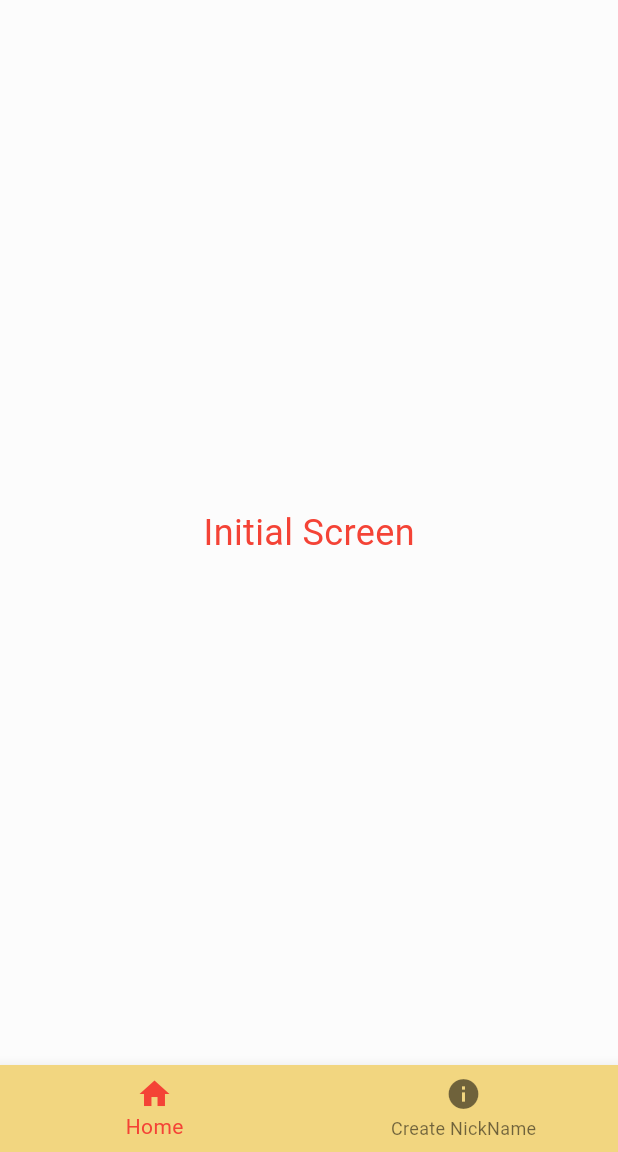
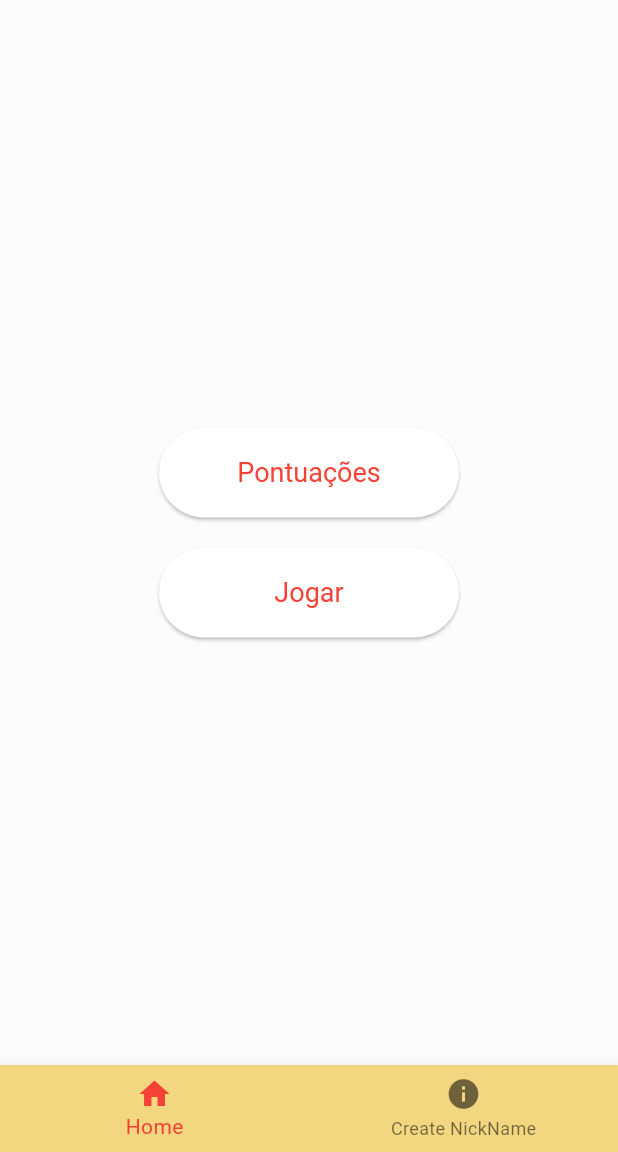
Before and after one commit to italo-mauricio/memory-cat-game, a Flutter app: the screen it shows after launch, on a phone screen of 412 x 824 dp, the part 84-1236 px from its top. Run offline on Flutter 3.47's test engine with Material 3 defaults, Android fonts, the phone set to English and light mode, and no system bars; our stand-ins replace cloud_firestore, firebase_core, flip_card, flutter_dotenv; accounts and stored records are empty; statements that could not run were skipped.

Commit message:
adicionado botões para ver ranking

```diff
--- a/memorygame/lib/screens/initial_screen.dart
+++ b/memorygame/lib/screens/initial_screen.dart
@@ -1,14 +1,45 @@
 import 'package:flutter/material.dart';
+import 'package:memorygame/screens/ranking.dart';
 
 class InitialScreen extends StatelessWidget {
   @override
   Widget build(BuildContext context) {
-    return Container(
-      color: const Color.fromARGB(255, 252, 252, 252), // Cor de fundo personalizada para InitialScreen
-      child: Center(
-        child: Text(
-          'Initial Screen',
-          style: TextStyle(fontSize: 24, color: Colors.red),
+    return Scaffold(
+      backgroundColor: const Color.fromARGB(255, 252, 252, 252), // Cor de fundo personalizada para InitialScreen
+      body: Center(
+        child: Column(
+          mainAxisAlignment: MainAxisAlignment.center,
+          children: <Widget>[
+            ElevatedButton(
+              onPressed: () {
+                Navigator.push(
+                  context,
+                  MaterialPageRoute(builder: (context) => RankingScreen()),
+                );
+              },
+              style: ElevatedButton.styleFrom(
+                minimumSize: Size(200, 60),
+                padding: EdgeInsets.symmetric(horizontal: 20, vertical: 15),
+                textStyle: TextStyle(fontSize: 18),
+              ),
+              child: const Text('Pontuações'),
+            ),
+            const SizedBox(height: 20),
+            ElevatedButton(
+              onPressed: () {
+                Navigator.push(
+                  context,
+                  MaterialPageRoute(builder: (context) => RankingScreen()),
+                );
+              },
+              style: ElevatedButton.styleFrom(
+                minimumSize: Size(200, 60),
+                padding: EdgeInsets.symmetric(horizontal: 20, vertical: 15),
+                textStyle: TextStyle(fontSize: 18),
+              ),
+              child: const Text('Jogar'),
+            ),
+          ],
         ),
       ),
     );
```
